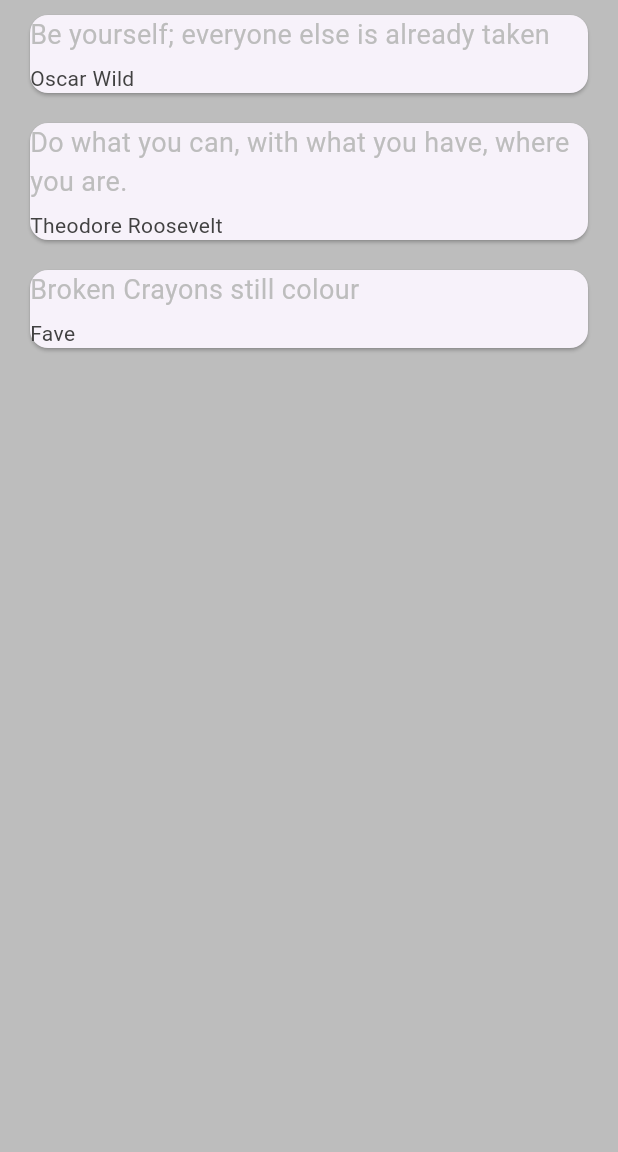
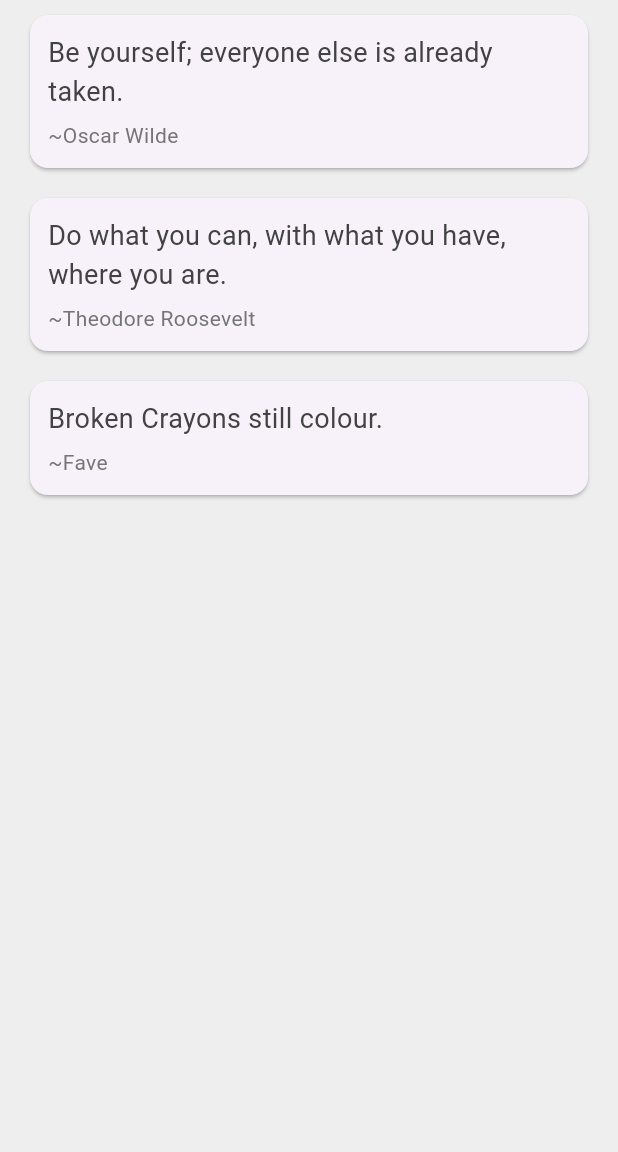
Before and after one commit to fave16/quotes, a Flutter app: the screen it shows after launch, on a phone screen of 412 x 824 dp, the part 84-1236 px from its top. Run offline on Flutter 3.47's test engine with Material 3 defaults, Android fonts, the phone set to English and light mode, and no system bars.

Commit message:
feat: add new folder structure and update main.dart.

```diff
--- a/lib/main.dart
+++ b/lib/main.dart
@@ -1,8 +1,22 @@
 import 'package:flutter/material.dart';
-import 'quote.dart';
+import 'models/quote.dart';
 
 void main() {
-  runApp(const MaterialApp(home: QuotesList()));
+  runApp(
+    const myApp()
+    );
+}
+
+class myApp extends StatelessWidget {
+  const myApp({super.key});
+
+  @override
+  Widget build(BuildContext context) {
+    return const MaterialApp(
+      debugShowCheckedModeBanner: false,
+      home: QuotesList(),
+    );
+  }
 }
 
 class QuotesList extends StatefulWidget {
@@ -15,17 +29,19 @@ class QuotesList extends StatefulWidget {
 class _QuotesListState extends State<QuotesList> {
   List<Quote> quotes = [
     Quote(
-        text: "Be yourself; everyone else is already taken",
-        author: "Oscar Wild"),
+        text: "Be yourself; everyone else is already taken.",
+        author: "~Oscar Wilde"),
     Quote(
         text: "Do what you can, with what you have, where you are.",
-        author: "Theodore Roosevelt"),
-    Quote(text: "Broken Crayons still colour", author: "Fave")
+        author: "~Theodore Roosevelt"),
+    Quote(text: "Broken Crayons still colour.", author: "~Fave")
   ];
 
   Widget quoteTemplate(quote) {
     return Card(
       margin: const EdgeInsets.fromLTRB(20.0, 10.0, 20.0, 10.0),
+      child: Padding(
+        padding: const EdgeInsets.all(12.0),
         child: Column(
           crossAxisAlignment: CrossAxisAlignment.stretch,
           children: <Widget>[
@@ -33,7 +49,7 @@ class _QuotesListState extends State<QuotesList> {
               quote.text,
               style: TextStyle(
                 fontSize: 18.0,
-              color: Colors.grey[400],
+                color: Colors.grey[800],
               ),
             ),
             const SizedBox(height: 6.0),
@@ -41,10 +57,11 @@ class _QuotesListState extends State<QuotesList> {
               quote.author,
               style: TextStyle(
                 fontSize: 14.0,
-              color: Colors.grey[800],
+                color: Colors.grey[600],
               ),
             )
           ],
+        ),
       ),
     );
   }
@@ -52,15 +69,15 @@ class _QuotesListState extends State<QuotesList> {
   @override
   Widget build(BuildContext context) {
     return Scaffold(
-        backgroundColor: Colors.grey[400],
+      backgroundColor: Colors.grey[200],
       appBar: AppBar(
         title: const Text("Awesome Quotes"),
         centerTitle: true,
         backgroundColor: Colors.red[400],
       ),
       body: Column(
-          children: quotes.map((quote) => quoteTemplate(quote)
-          ).toList(),
-        ));
+        children: quotes.map((quote) => quoteTemplate(quote)).toList(),
+      ),
+    );
   }
 }
--- /dev/null
+++ b/lib/screens/quote_list.dart
@@ -0,0 +1,33 @@
+import 'package:flutter/material.dart';
+import '../models/quote.dart';
+import '../widgets/quote_template.dart';
+
+class QuotesList extends StatefulWidget {
+  const QuotesList({super.key});
+
+  @override
+  State<QuotesList> createState() => _QuotesListState();
+}
+
+class _QuotesListState extends State<QuotesList> {
+  List<Quote> quotes = [
+    Quote(text: "Be yourself; everyone else is already taken.", author: "~Oscar Wilde"),
+    Quote(text: "Do what you can, with what you have, where you are.", author: "~Theodore Roosevelt"),
+    Quote(text: "Broken Crayons still colour.", author: "~Fave"),
+  ];
+
+  @override
+  Widget build(BuildContext context) {
+    return Scaffold(
+      backgroundColor: Colors.grey[200],
+      appBar: AppBar(
+        title: const Text("Awesome Quotes"),
+        centerTitle: true,
+        backgroundColor: Colors.red[400],
+      ),
+      body: Column(
+        children: quotes.map((quote) => quoteTemplate(quote)).toList(),  // Calling the reusable quoteCard widget
+      ),
+    );
+  }
+}
```
Also changed, not shown: lib/widgets/quote_template.dart (added, +32 -0 lines), lib/models/quote.dart (renamed from lib/quote.dart). Lines whose indentation alone changed are shown as unchanged.
